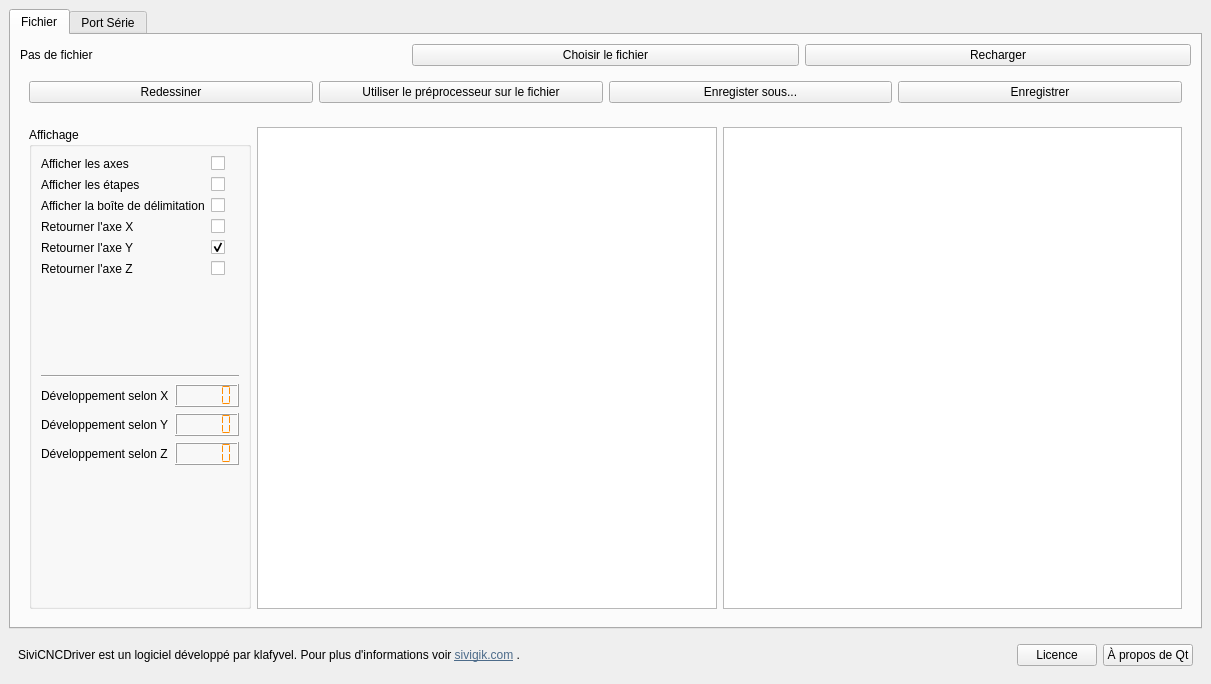
Before: the Qt Designer form sivicncdriver/main_window.ui in Klafyvel/SiviCNCDriver, drawn with Qt 5.
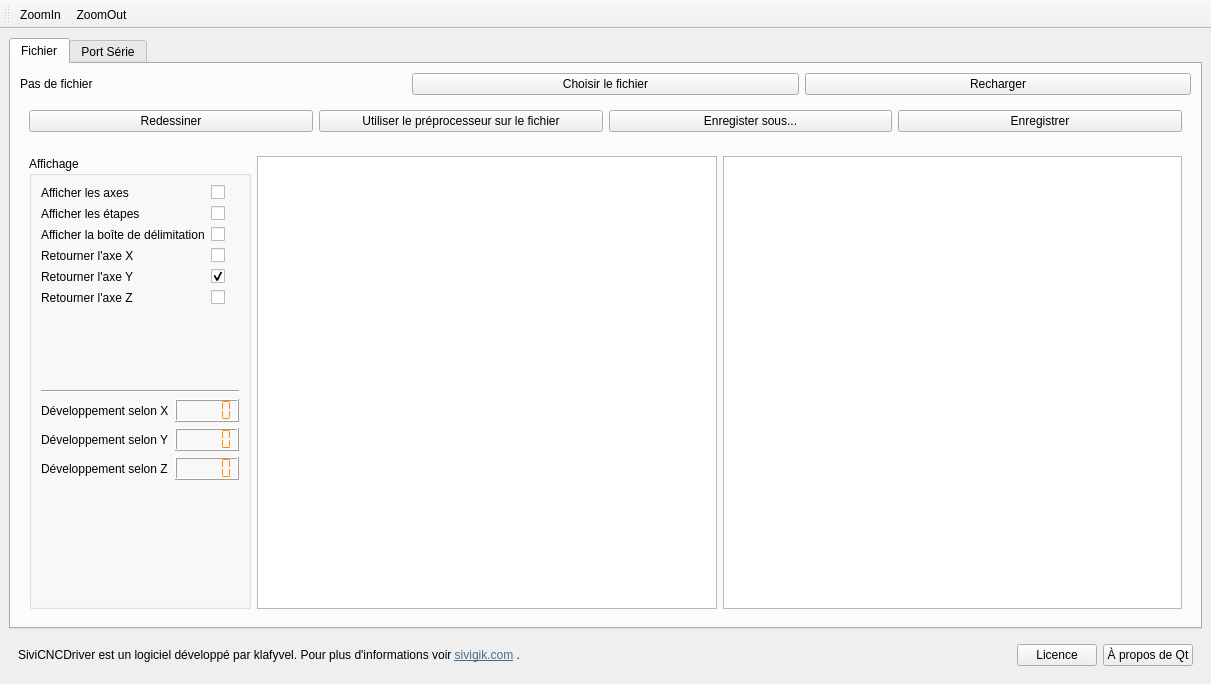
After: the same form once the commit is applied. Icons and pictures are not drawn.

```diff
--- a/sivicncdriver/main_window.ui
+++ b/sivicncdriver/main_window.ui
@@ -1247,6 +1247,35 @@
     </item>
    </layout>
   </widget>
+  <widget class="QToolBar" name="toolBar">
+   <property name="windowTitle">
+    <string>toolBar</string>
+   </property>
+   <attribute name="toolBarArea">
+    <enum>TopToolBarArea</enum>
+   </attribute>
+   <attribute name="toolBarBreak">
+    <bool>false</bool>
+   </attribute>
+   <addaction name="actionZoomIn"/>
+   <addaction name="actionZoomOut"/>
+  </widget>
+  <action name="actionZoomIn">
+   <property name="text">
+    <string>ZoomIn</string>
+   </property>
+   <property name="shortcut">
+    <string>Ctrl++</string>
+   </property>
+  </action>
+  <action name="actionZoomOut">
+   <property name="text">
+    <string>ZoomOut</string>
+   </property>
+   <property name="shortcut">
+    <string>Ctrl+-</string>
+   </property>
+  </action>
  </widget>
  <resources/>
  <connections>
```
